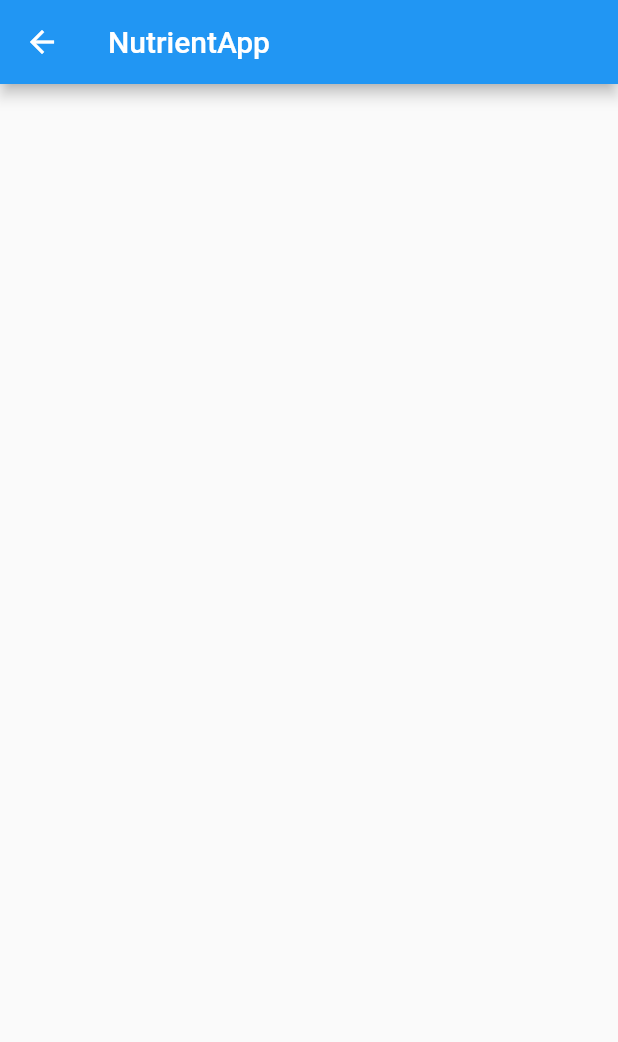
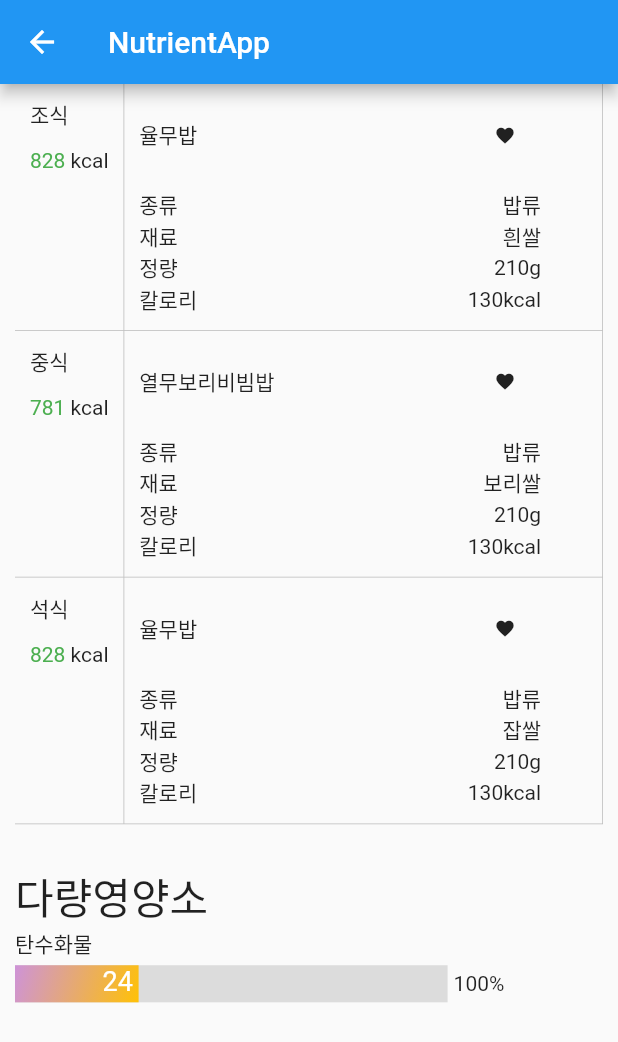
Before and after one commit to 99mini/flutter_publish_practice, a Flutter app: the NutrientApp screen opened by its route, on a phone screen of 412 x 824 dp. Shown: the top 1042 px of the screen. Run offline on Flutter 3.47's test engine with Material 2 defaults, Android fonts, the light colour scheme and no system bars; our stand-ins replace flutter_svg, get, google_fonts; missing offline and left inert: dart:html.

Commit message:
add menu & add nutrientBar

```diff
--- /dev/null
+++ b/assets/jsons/menuList.json
@@ -0,0 +1,29 @@
+[
+    {
+        "meal": "조식",
+        "totalKcal": "828",
+        "menuName": "율무밥",
+        "kind": "밥류",
+        "ingredients": ["흰쌀"],
+        "dose": "210",
+        "kcal": "130"
+    },
+    {
+        "meal": "중식",
+        "totalKcal": "781",
+        "menuName": "열무보리비빔밥",
+        "kind": "밥류",
+        "ingredients": ["보리쌀"],
+        "dose": "210",
+        "kcal": "130"
+    },
+    {
+        "meal": "석식",
+        "totalKcal": "828",
+        "menuName": "율무밥",
+        "kind": "밥류",
+        "ingredients": ["잡쌀", "땅콩"],
+        "dose": "210",
+        "kcal": "130"
+    }
+]
--- a/lib/template/educat/page/edu_home.dart
+++ b/lib/template/educat/page/edu_home.dart
@@ -536,6 +536,7 @@ class EduHome extends StatelessWidget {
               padding: const EdgeInsets.symmetric(horizontal: 24.0),
               child: Row(
                 children: [
+                  //TODO using homework_model
                   _homeworkCard(
                     img: 'homework1',
                     teacherName: 'Dieter Rams',
--- a/lib/template/nutrient_app/nutrient_app.dart
+++ b/lib/template/nutrient_app/nutrient_app.dart
@@ -1,6 +1,5 @@
 import 'package:flutter/material.dart';
-import 'package:flutter/src/foundation/key.dart';
-import 'package:flutter/src/widgets/framework.dart';
+import 'package:publish_practice/template/nutrient_app/page/home_page.dart';
 
 class NutrientApp extends StatelessWidget {
   const NutrientApp({Key? key}) : super(key: key);
@@ -9,9 +8,9 @@ class NutrientApp extends StatelessWidget {
   Widget build(BuildContext context) {
     return Scaffold(
       appBar: AppBar(
-        title: Text("NutrientApp"),
+        title: const Text("NutrientApp"),
       ),
-      body: Container(),
+      body: const HomePage(),
     );
   }
 }
--- /dev/null
+++ b/lib/template/nutrient_app/page/home_page.dart
@@ -0,0 +1,206 @@
+import 'dart:convert';
+import 'dart:io';
+
+import 'package:flutter/material.dart';
+import 'package:flutter/services.dart';
+import 'package:flutter/src/foundation/key.dart';
+import 'package:flutter/src/widgets/framework.dart';
+
+import '../model/menu_model.dart';
+
+class HomePage extends StatefulWidget {
+  const HomePage({Key? key}) : super(key: key);
+
+  @override
+  State<HomePage> createState() => _HomePageState();
+}
+
+late List data;
+
+class _HomePageState extends State<HomePage> {
+  Future<String> loadJsonData() async {
+    var jsonText = await rootBundle.loadString('assets/jsons/menuList.json');
+
+    setState(() {
+      data = json.decode(jsonText);
+    });
+    return 'success';
+  }
+
+  @override
+  void initState() {
+    super.initState();
+    loadJsonData();
+  }
+
+  Widget _menuDetail(String title, String content, {String? unit}) {
+    return Row(
+      mainAxisAlignment: MainAxisAlignment.spaceBetween,
+      children: [
+        Text(title),
+        unit == null ? Text(content) : Text(content + unit),
+      ],
+    );
+  }
+
+  Widget _menuListView() {
+    return ListView.builder(
+      shrinkWrap: true,
+      itemCount: data.length,
+      itemBuilder: (BuildContext context, int index) {
+        var meal = data[index];
+        return Container(
+          decoration: const BoxDecoration(
+            border: Border(
+              bottom: BorderSide(
+                width: 0.5,
+                color: Colors.black26,
+              ),
+              right: BorderSide(
+                width: 0.5,
+                color: Colors.black26,
+                //TODO dash line
+              ),
+            ),
+          ),
+          child: Row(
+            crossAxisAlignment: CrossAxisAlignment.start,
+            children: [
+              Container(
+                padding: const EdgeInsets.all(10),
+                child: Column(
+                  crossAxisAlignment: CrossAxisAlignment.start,
+                  children: [
+                    Text("${meal['meal']}"),
+                    SizedBox(height: 12),
+                    Row(
+                      children: [
+                        Text(
+                          "${meal['totalKcal']}",
+                          style: const TextStyle(
+                            color: Colors.green,
+                          ),
+                        ),
+                        const Text(' kcal'),
+                      ],
+                    ),
+                  ],
+                ),
+              ),
+              Container(
+                padding: const EdgeInsets.all(10),
+                width: MediaQuery.of(context).size.width * 0.7,
+                decoration: const BoxDecoration(
+                  border: Border(
+                    left: BorderSide(
+                      width: 0.5,
+                      color: Colors.black26,
+                    ),
+                  ),
+                ),
+                child: Column(
+                  crossAxisAlignment: CrossAxisAlignment.start,
+                  children: [
+                    Row(
+                      mainAxisAlignment: MainAxisAlignment.spaceBetween,
+                      children: [
+                        Text("${meal['menuName']}"),
+                        IconButton(
+                          onPressed: () {},
+                          icon: Icon(
+                            Icons.favorite,
+                            size: 14,
+                          ),
+                        ),
+                      ],
+                    ),
+                    const SizedBox(height: 12),
+                    _menuDetail("종류", meal['kind']),
+                    _menuDetail("재료", meal['ingredients'][0]),
+                    _menuDetail("정량", meal['dose'], unit: 'g'),
+                    _menuDetail("칼로리", meal['kcal'], unit: 'kcal'),
+                  ],
+                ),
+              )
+            ],
+          ),
+        );
+      },
+    );
+  }
+
+  Widget _nutrientsBar() {
+    return Column(
+      crossAxisAlignment: CrossAxisAlignment.start,
+      children: [
+        Text("탄수화물"),
+        const SizedBox(height: 4),
+        Row(
+          children: [
+            Stack(
+              children: [
+                Container(
+                  width: MediaQuery.of(context).size.width * 0.7,
+                  height: MediaQuery.of(context).size.height * 0.03,
+                  decoration: const BoxDecoration(
+                    color: Colors.black12,
+                  ),
+                ),
+                Container(
+                  width: MediaQuery.of(context).size.width * 0.2,
+                  height: MediaQuery.of(context).size.height * 0.03,
+                  decoration: BoxDecoration(
+                    gradient: LinearGradient(
+                        colors: [Colors.purple[200]!, Colors.amber],
+                        begin: Alignment.topLeft,
+                        end: Alignment.bottomRight),
+                  ),
+                ),
+                Positioned(
+                  left: MediaQuery.of(context).size.width * 0.2 - 24,
+                  child: Text(
+                    "24",
+                    style: const TextStyle(
+                      color: Colors.white,
+                      fontSize: 18,
+                    ),
+                  ),
+                ),
+              ],
+            ),
+            const SizedBox(width: 4),
+            const Text("100%"),
+          ],
+        ),
+      ],
+    );
+  }
+
+  @override
+  Widget build(BuildContext context) {
+    return Scaffold(
+      body: Container(
+        margin: const EdgeInsets.symmetric(horizontal: 10),
+        child: ListView(
+          children: [
+            _menuListView(),
+            const SizedBox(height: 28),
+            Column(
+              crossAxisAlignment: CrossAxisAlignment.start,
+              children: [
+                const Text(
+                  "다량영양소",
+                  style: TextStyle(
+                    fontSize: 28,
+                    color: Colors.black87,
+                  ),
+                ),
+                _nutrientsBar(),
+              ],
+            ),
+          ],
+        ),
+      ),
+    );
+  }
+}
```
Also changed, not shown: lib/template/nutrient_app/controller/json_controller.dart (added, +17 -0 lines), lib/template/nutrient_app/model/menu_model.dart (added, +54 -0 lines), pubspec.lock.
